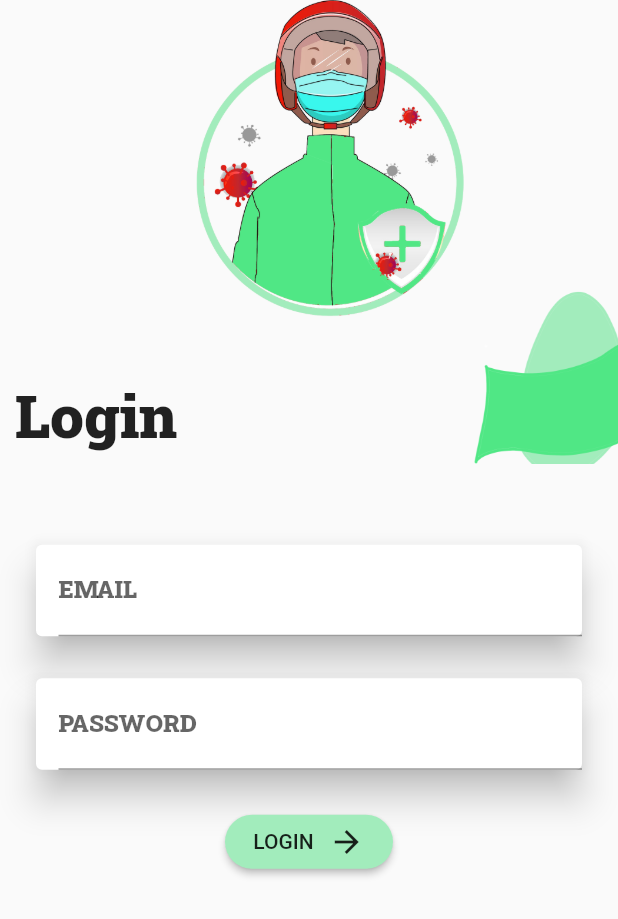
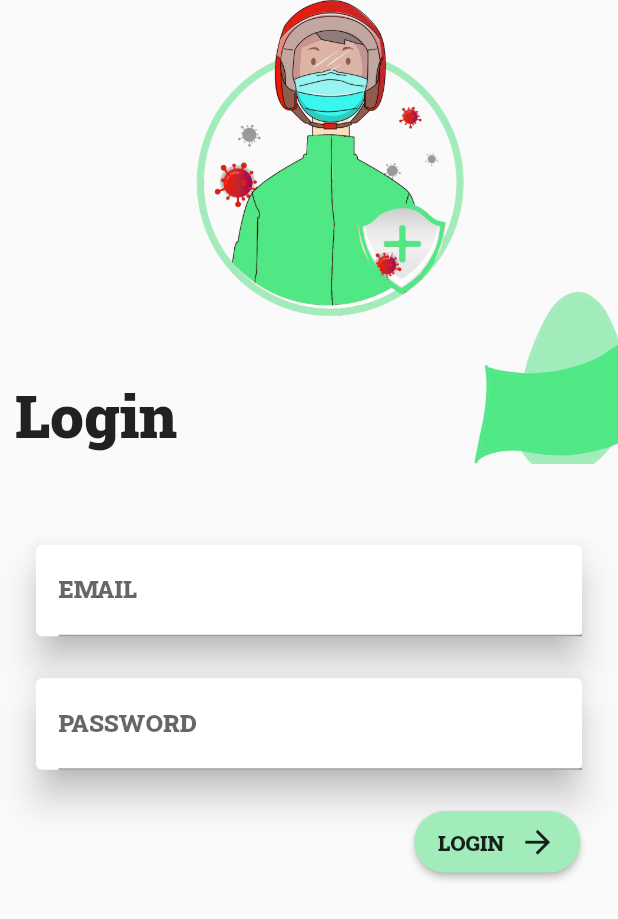
Before and after one commit to RahulRimal/MyHealthApp, a Flutter app: the screen it shows after launch, on a phone screen of 412 x 824 dp. Shown: the top 919 px of the screen. Run offline on Flutter 3.47's test engine with Material 2 defaults, Android fonts, the phone set to English and light mode, and no system bars.

Commit message:
Login Page Layout Completed

```diff
--- a/lib/pages/login.dart
+++ b/lib/pages/login.dart
@@ -52,72 +52,79 @@ class _LoginPageState extends State<LoginPage> {
                 Positioned(
                   top: 180.0,
                   right: 0.0,
-                  child: Image.asset('assets/images/topIconn.png', height: 150.0),
+                  child:
+                      Image.asset('assets/images/topIconn.png', height: 150.0),
                 ),
               ],
             ),
             Center(
               child: Padding(
-                padding: const EdgeInsets.symmetric(horizontal: 20.0, vertical: 50.0),
+                padding: const EdgeInsets.symmetric(
+                    horizontal: 20.0, vertical: 50.0),
                 child: Column(
                   children: <Widget>[
                     Card(
                       elevation: 10.0,
                       child: Padding(
-                      padding: const EdgeInsets.only(left:15.0),
+                        padding: const EdgeInsets.only(left: 15.0),
                         child: TextFormField(
-                        style: TextStyle(
-                          fontFamily: 'RobotoSlab'
-                        ),
-                        decoration: InputDecoration(
-                          labelText: 'EMAIL'
+                          style: TextStyle(fontFamily: 'RobotoSlab'),
+                          decoration: InputDecoration(labelText: 'EMAIL'),
                         ),
                       ),
                     ),
-                  ),
-
                     _space,
-
                     Card(
                       elevation: 10.0,
                       child: Padding(
-                      padding: const EdgeInsets.only(left:15.0),
+                        padding: const EdgeInsets.only(left: 15.0),
                         child: TextFormField(
-                        style: TextStyle(
-                            fontFamily: 'RobotoSlab'
-                        ),
+                          style: TextStyle(fontFamily: 'RobotoSlab'),
                           decoration: InputDecoration(
                             labelText: 'PASSWORD',
                           ),
                         ),
                       ),
                     ),
-
                     _space,
-
                     Padding(
-                    padding: const EdgeInsets.symmetric(horizontal :130.0),
-                    child: RaisedButton(
+                      padding: const EdgeInsets.only(left: 100.0, right: 5.0),
+                      child: Row(
+                        mainAxisAlignment: MainAxisAlignment.end,
+                        children: <Widget>[
+                          RaisedButton(
                             color: Color(0xffa2ecbc),
-                      shape: RoundedRectangleBorder(borderRadius: BorderRadius.circular(50.0)),
-                      onPressed: (){},
-
+                            shape: RoundedRectangleBorder(
+                                borderRadius: BorderRadius.circular(50.0)),
+                            onPressed: () {},
+                            child: Padding(
+                              padding:
+                                  const EdgeInsets.symmetric(vertical: 8.0),
                               child: Row(
                                 mainAxisAlignment: MainAxisAlignment.center,
                                 children: <Widget>[
-
-                          Text('LOGIN'),
-                          SizedBox(width: 10.0,),
-                          Icon(Icons.arrow_forward),
-
+                                  Text(
+                                    'LOGIN',
+                                    style: TextStyle(fontFamily: 'RobotoSlab'),
+                                  ),
+                                  SizedBox(
+                                    width: 10.0,
+                                  ),
+                                  Icon(
+                                    Icons.arrow_forward,
+                                    size: 25.0,
+                                  ),
                                 ],
                               ),
                             ),
                           ),
-
                         ],
                       ),
-              ),),
+                    ),
+                  ],
+                ),
+              ),
+            ),
           ],
         ),
       ),
```
Lines whose indentation alone changed are shown as unchanged.
